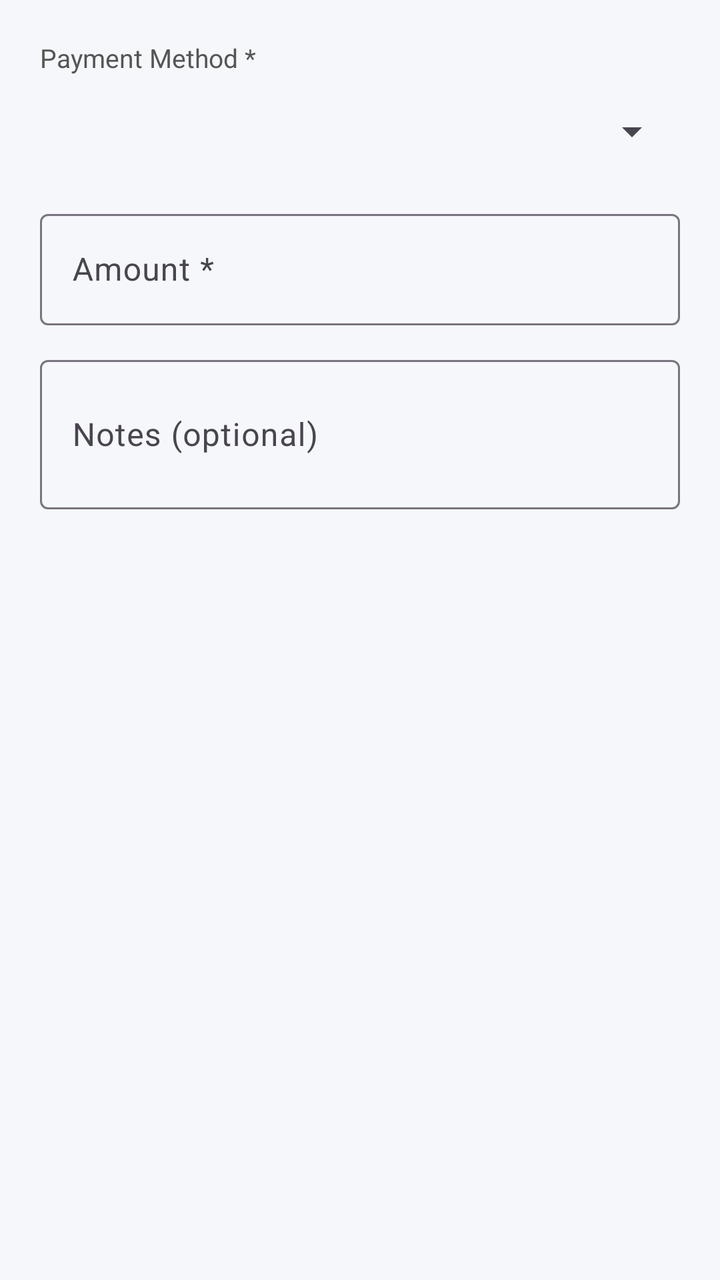
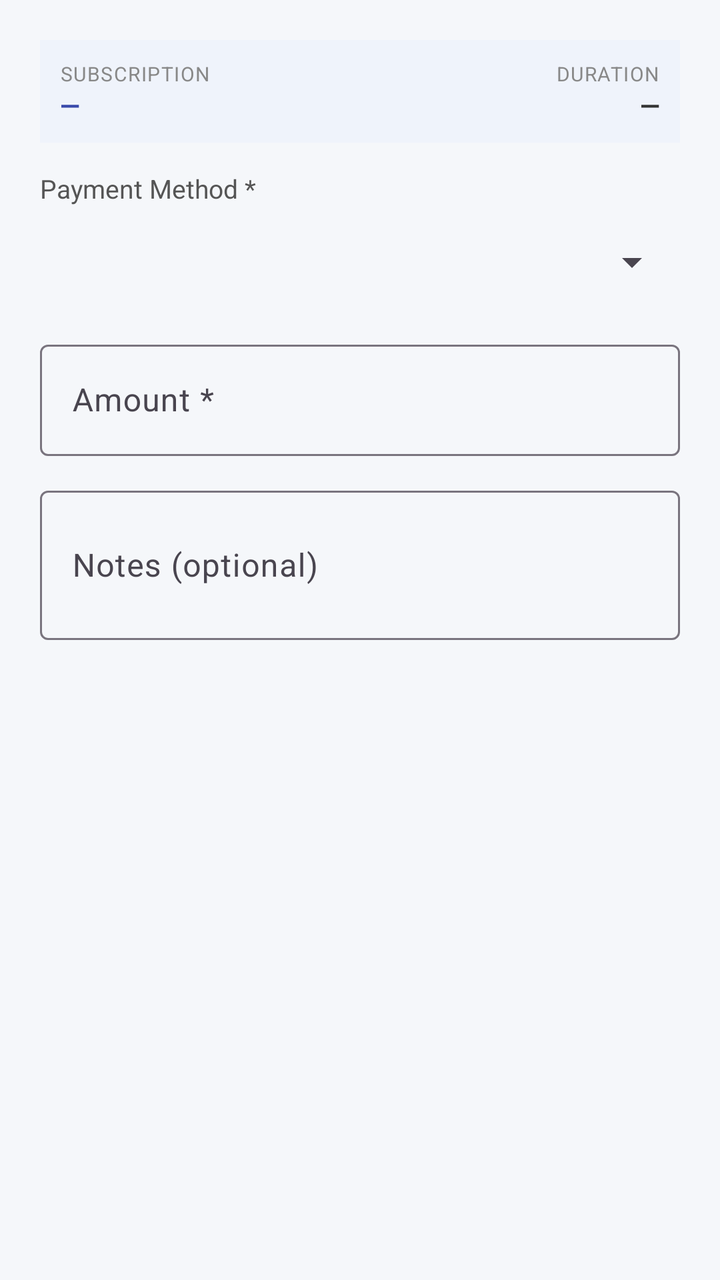

Two renders of the same Android screen: before a commit and after it. Below are the layout's source before the change and the commit's diff.
<!-- AndroidManifest.xml: application theme Theme.GymManagement -->
<!-- res/layout/dialog_edit_payment.xml -->
<?xml version="1.0" encoding="utf-8"?>
<LinearLayout xmlns:android="http://schemas.android.com/apk/res/android"
    xmlns:app="http://schemas.android.com/apk/res-auto"
    android:layout_width="match_parent"
    android:layout_height="wrap_content"
    android:orientation="vertical"
    android:padding="20dp">

    <TextView
        android:layout_width="wrap_content"
        android:layout_height="wrap_content"
        android:text="Payment Method *"
        android:textSize="13sp"
        android:textColor="#555555"
        android:layout_marginBottom="4dp" />

    <Spinner
        android:id="@+id/spinnerEditPaymentMethod"
        android:layout_width="match_parent"
        android:layout_height="48dp"
        android:layout_marginBottom="12dp" />

    <com.google.android.material.textfield.TextInputLayout
        android:layout_width="match_parent"
        android:layout_height="wrap_content"
        android:hint="Amount *"
        android:layout_marginBottom="12dp"
        style="@style/Widget.Material3.TextInputLayout.OutlinedBox">
        <com.google.android.material.textfield.TextInputEditText
            android:id="@+id/etEditPaymentAmount"
            android:layout_width="match_parent"
            android:layout_height="wrap_content"
            android:inputType="numberDecimal" />
    </com.google.android.material.textfield.TextInputLayout>

    <com.google.android.material.textfield.TextInputLayout
        android:layout_width="match_parent"
        android:layout_height="wrap_content"
        android:hint="Notes (optional)"
        style="@style/Widget.Material3.TextInputLayout.OutlinedBox">
        <com.google.android.material.textfield.TextInputEditText
            android:id="@+id/etEditPaymentNotes"
            android:layout_width="match_parent"
            android:layout_height="wrap_content"
            android:inputType="textMultiLine"
            android:minLines="2" />
    </com.google.android.material.textfield.TextInputLayout>

</LinearLayout>
<!-- resources referenced by this layout -->
<resources>
  <style name="Theme.GymManagement" parent="Theme.Material3.Light.NoActionBar">
          <item name="colorPrimary">@color/primary</item>
          <item name="colorPrimaryDark">@color/primary_dark</item>
          <item name="colorAccent">@color/accent</item>
          <item name="android:windowBackground">@color/surface</item>
      </style>
  <color name="primary">#1565C0</color>
  <color name="primary_dark">#003c8f</color>
  <color name="accent">#FF6F00</color>
  <color name="surface">#F5F7FA</color>
</resources>

<!-- the commit's change to res/layout/dialog_edit_payment.xml (unified diff, before → after) -->
@@ -1,11 +1,71 @@
 <?xml version="1.0" encoding="utf-8"?>
 <LinearLayout xmlns:android="http://schemas.android.com/apk/res/android"
-    xmlns:app="http://schemas.android.com/apk/res-auto"
     android:layout_width="match_parent"
     android:layout_height="wrap_content"
     android:orientation="vertical"
     android:padding="20dp">
 
+    
+    <LinearLayout
+        android:id="@+id/layoutEditSubscriptionInfo"
+        android:layout_width="match_parent"
+        android:layout_height="wrap_content"
+        android:orientation="horizontal"
+        android:background="#EFF3FB"
+        android:padding="10dp"
+        android:layout_marginBottom="14dp">
+
+        <LinearLayout
+            android:layout_width="0dp"
+            android:layout_height="wrap_content"
+            android:layout_weight="1"
+            android:orientation="vertical">
+
+            <TextView
+                android:layout_width="wrap_content"
+                android:layout_height="wrap_content"
+                android:text="SUBSCRIPTION"
+                android:textSize="10sp"
+                android:textColor="#888888"
+                android:letterSpacing="0.05" />
+
+            <TextView
+                android:id="@+id/tvEditDialogPlanName"
+                android:layout_width="wrap_content"
+                android:layout_height="wrap_content"
+                android:textSize="13sp"
+                android:textStyle="bold"
+                android:textColor="#3949AB"
+                android:text="—" />
+        </LinearLayout>
+
+        <LinearLayout
+            android:layout_width="wrap_content"
+            android:layout_height="wrap_content"
+            android:orientation="vertical"
+            android:gravity="end"
+            android:layout_marginStart="12dp">
+
+            <TextView
+                android:layout_width="wrap_content"
+                android:layout_height="wrap_content"
+                android:text="DURATION"
+                android:textSize="10sp"
+                android:textColor="#888888"
+                android:letterSpacing="0.05" />
+
+            <TextView
+                android:id="@+id/tvEditDialogPlanDuration"
+                android:layout_width="wrap_content"
+                android:layout_height="wrap_content"
+                android:textSize="13sp"
+                android:textStyle="bold"
+                android:textColor="#333333"
+                android:text="—" />
+        </LinearLayout>
+    </LinearLayout>
+
+    
     <TextView
         android:layout_width="wrap_content"
         android:layout_height="wrap_content"
@@ -20,6 +80,7 @@
         android:layout_height="48dp"
         android:layout_marginBottom="12dp" />
 
+    
     <com.google.android.material.textfield.TextInputLayout
         android:layout_width="match_parent"
         android:layout_height="wrap_content"
@@ -33,6 +94,7 @@
             android:inputType="numberDecimal" />
     </com.google.android.material.textfield.TextInputLayout>
 
+    
     <com.google.android.material.textfield.TextInputLayout
         android:layout_width="match_parent"
         android:layout_height="wrap_content"
